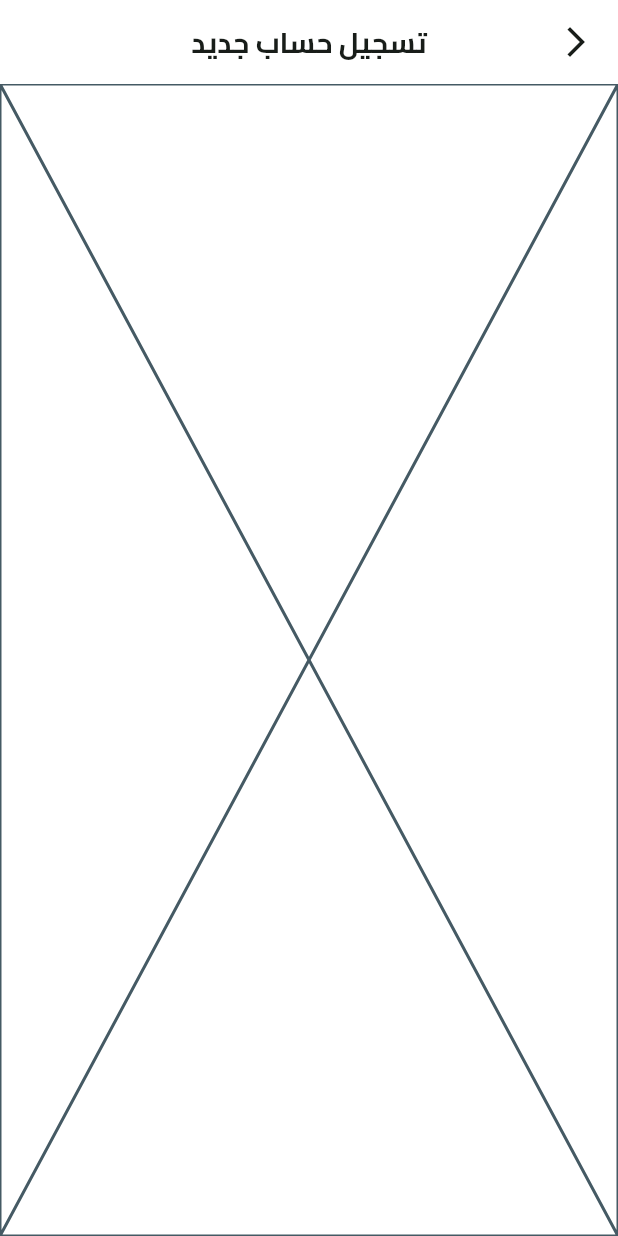
After one commit to abo3amer69/Fruits_Hup, a Flutter app: the SignupView screen opened by its route, on a phone screen of 412 x 824 dp. The commit adds this screen. Run offline on Flutter 3.47's test engine with Material 3 defaults, Android fonts, the phone set to English and light mode, and no system bars; our stand-ins replace dots_indicator, flutter_svg, shared_preferences; accounts and stored records are empty.

Commit message:
create navigator signup view

```diff
--- a/lib/core/helper_function/on_generate_routes.dart
+++ b/lib/core/helper_function/on_generate_routes.dart
@@ -1,5 +1,6 @@
 import 'package:flutter/material.dart';
 import 'package:fruits_hup/features/auth/presentation/views/login_view.dart';
+import 'package:fruits_hup/features/auth/presentation/views/signup_view.dart';
 import 'package:fruits_hup/features/on_boarding/presentation/views/on_boarding_view.dart';
 import 'package:fruits_hup/features/splash/presentation/views/splash_view.dart';
 
@@ -14,6 +15,9 @@ Route<dynamic> onGenerateRoute(RouteSettings settings) {
     case LoginView.routeName:
       return MaterialPageRoute(builder: (context) => const LoginView());
 
+    case SignupView.routeName:
+      return MaterialPageRoute(builder: (context) => const SignupView());
+
     default:
       return MaterialPageRoute(builder: (context) => const Scaffold());
   }
--- /dev/null
+++ b/lib/features/auth/presentation/views/signup_view.dart
@@ -0,0 +1,16 @@
+import 'package:flutter/material.dart';
+import 'package:fruits_hup/core/widget/custom_app_bar.dart';
+import 'package:fruits_hup/features/auth/presentation/views/widget/signup_view_body.dart';
+
+class SignupView extends StatelessWidget {
+  const SignupView({super.key});
+
+  static const routeName = 'signup';
+  @override
+  Widget build(BuildContext context) {
+    return Scaffold(
+      appBar: BuildAppBar(context, title: 'تسجيل حساب جديد'),
+      body: SignupViewBody(),
+    );
+  }
+}
--- a/lib/features/auth/presentation/views/widget/dont_have_an_account_widget.dart
+++ b/lib/features/auth/presentation/views/widget/dont_have_an_account_widget.dart
@@ -1,6 +1,8 @@
+import 'package:flutter/gestures.dart';
 import 'package:flutter/material.dart';
 import 'package:fruits_hup/core/utils/app_colors.dart';
 import 'package:fruits_hup/core/utils/app_text_styles.dart';
+import 'package:fruits_hup/features/auth/presentation/views/signup_view.dart';
 
 class DontHaveAnAccountWidget extends StatelessWidget {
   const DontHaveAnAccountWidget({
@@ -29,6 +31,10 @@ class DontHaveAnAccountWidget extends StatelessWidget {
             ),
           ),
           TextSpan(
+            recognizer: TapGestureRecognizer()
+              ..onTap = () {
+                Navigator.pushNamed(context, SignupView.routeName);
+              },
             text: ' قم بانشاء حساب',
             style: TextStyles.semiBold16.copyWith(
               color: AppColors.primaryColor,
--- /dev/null
+++ b/lib/features/auth/presentation/views/widget/signup_view_body.dart
@@ -0,0 +1,10 @@
+import 'package:flutter/material.dart';
+
+class SignupViewBody extends StatelessWidget {
+  const SignupViewBody({super.key});
+
+  @override
+  Widget build(BuildContext context) {
+    return const Placeholder();
+  }
+}
```
